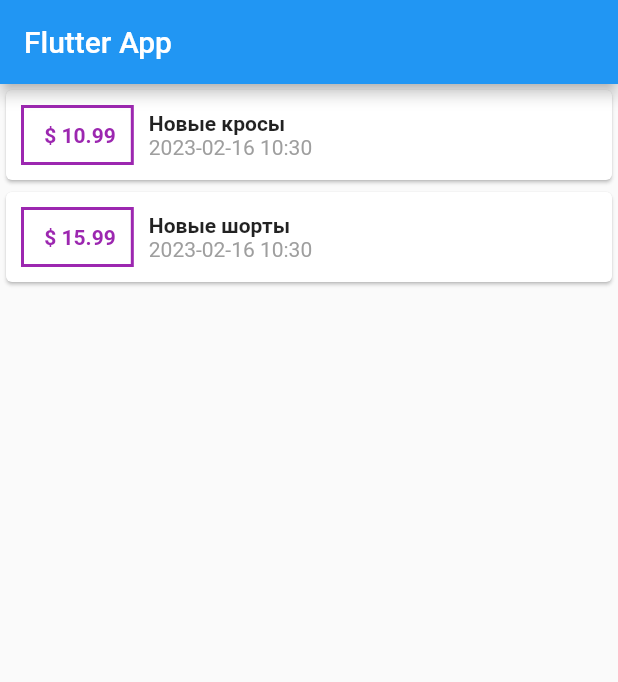
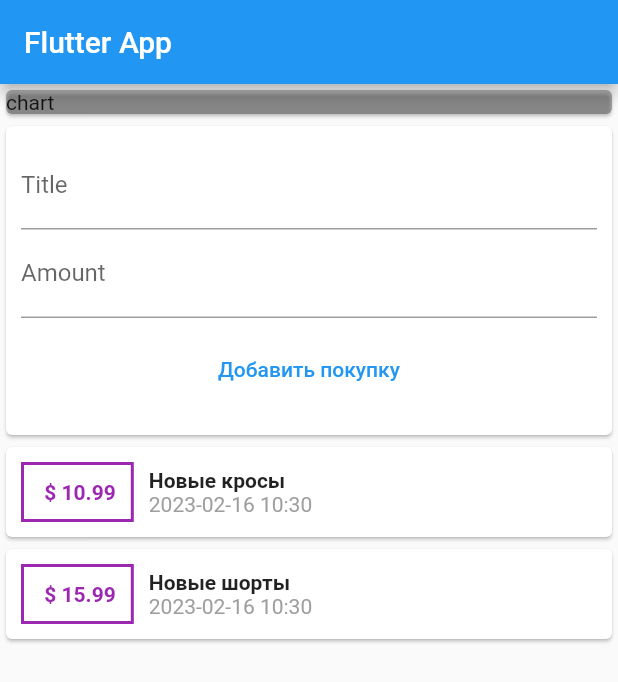
Before and after one commit to makidzusi/SimpleFlutterExpensesApp, a Flutter app: the screen it shows after launch, on a phone screen of 412 x 824 dp. Shown: the top 682 px of the screen. Run offline on Flutter 3.47's test engine with Material 2 defaults, Android fonts, the phone set to English and light mode, and no system bars.

Commit message:
add expenses add function and text fields

```diff
--- a/lib/main.dart
+++ b/lib/main.dart
@@ -5,16 +5,25 @@ import 'transaction.dart';
 void main() => runApp(MyApp());
 
 class MyApp extends StatelessWidget {
+  const MyApp({super.key});
+
   @override
   Widget build(BuildContext context) {
-    return MaterialApp(
+    return const MaterialApp(
       title: 'Flutter App',
       home: MyHomePage(),
     );
   }
 }
 
-class MyHomePage extends StatelessWidget {
+class MyHomePage extends StatefulWidget {
+  const MyHomePage({super.key});
+
+  @override
+  State<MyHomePage> createState() => _MyHomePageState();
+}
+
+class _MyHomePageState extends State<MyHomePage> {
   final List<Transaction> transactions = [
     Transaction(
         amount: 10.99, id: 't1', date: DateTime.now(), title: "Новые кросы"),
@@ -22,7 +31,8 @@ class MyHomePage extends StatelessWidget {
         amount: 15.99, id: 't2', date: DateTime.now(), title: "Новые шорты")
   ];
 
-  MyHomePage({super.key});
+  final TextEditingController titleContoller = TextEditingController();
+  final TextEditingController amountContoller = TextEditingController();
 
   @override
   Widget build(BuildContext context) {
@@ -30,19 +40,53 @@ class MyHomePage extends StatelessWidget {
         appBar: AppBar(
           title: const Text('Flutter App'),
         ),
-        body: Column(
-          crossAxisAlignment: CrossAxisAlignment.stretch,
+        body: Column(crossAxisAlignment: CrossAxisAlignment.stretch, children: [
+          Container(
+            width: double.infinity,
+            child: const Card(color: Colors.black26, child: Text('chart')),
+          ),
+          Card(
+            child: Container(
+              padding: const EdgeInsets.all(10),
+              child: Column(children: [
+                TextField(
+                  decoration: const InputDecoration(label: Text("Title")),
+                  controller: titleContoller,
+                ),
+                TextField(
+                  decoration: const InputDecoration(label: Text("Amount")),
+                  controller: amountContoller,
+                ),
+                Container(
+                    margin: const EdgeInsets.all(10),
+                    width: double.infinity,
+                    child: TextButton(
+                        onPressed: () {
+                          setState(() {
+                            transactions.add(Transaction(
+                                amount: 1,
+                                date: DateTime.now(),
+                                title: titleContoller.text,
+                                id: "t${transactions.length}"));
+                          });
+                        },
+                        child: const Text("Добавить покупку")))
+              ]),
+            ),
+          ),
+          Column(
             children: transactions
                 .map((tx) => Card(
                       child: Row(children: [
                         Container(
-                        margin: EdgeInsets.all(10),
-                        padding: EdgeInsets.all(10),
+                          margin: const EdgeInsets.all(10),
+                          padding: const EdgeInsets.all(10),
                           decoration: BoxDecoration(
-                            border: Border.all(color: Colors.purple, width: 2)),
+                              border:
+                                  Border.all(color: Colors.purple, width: 2)),
                           child: Text(
                             ' \$ ${tx.amount}',
-                          style: TextStyle(
+                            style: const TextStyle(
                                 color: Colors.purple,
                                 fontWeight: FontWeight.bold),
                           ),
@@ -52,17 +96,19 @@ class MyHomePage extends StatelessWidget {
                           children: [
                             Text(
                               tx.title,
-                            style: TextStyle(fontWeight: FontWeight.bold),
+                              style:
+                                  const TextStyle(fontWeight: FontWeight.bold),
                             ),
                             Text(
                               DateFormat('yyyy-MM-dd HH:mm').format(tx.date),
-                            style: TextStyle(color: Colors.grey),
+                              style: const TextStyle(color: Colors.grey),
                             )
                           ],
                         )
                       ]),
                     ))
                 .toList(),
-        ));
+          )
+        ]));
   }
 }
```
Lines whose indentation alone changed are shown as unchanged.
